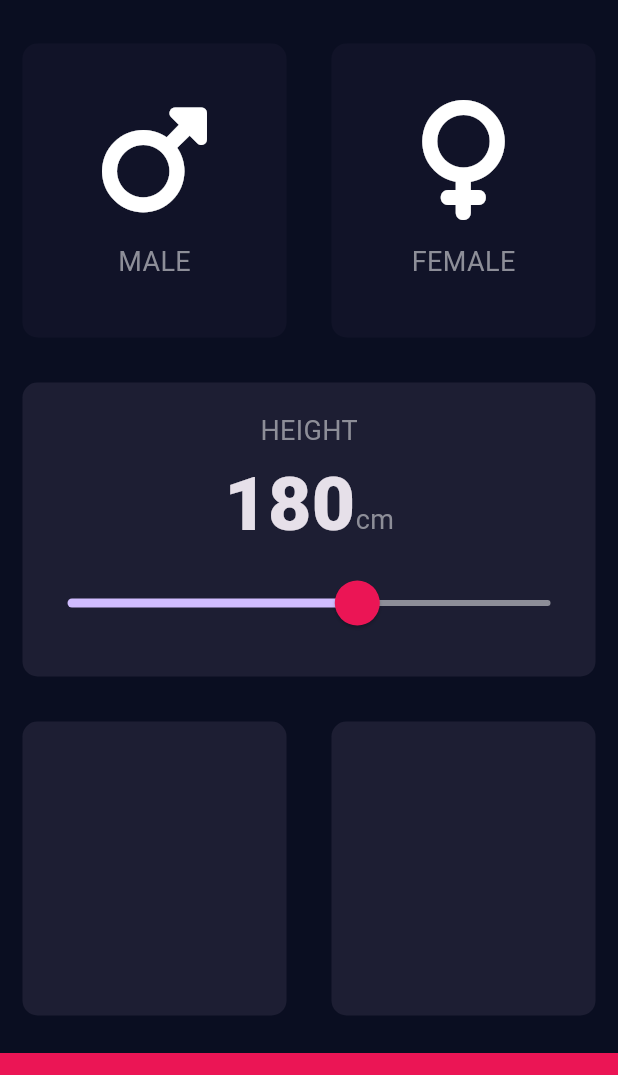
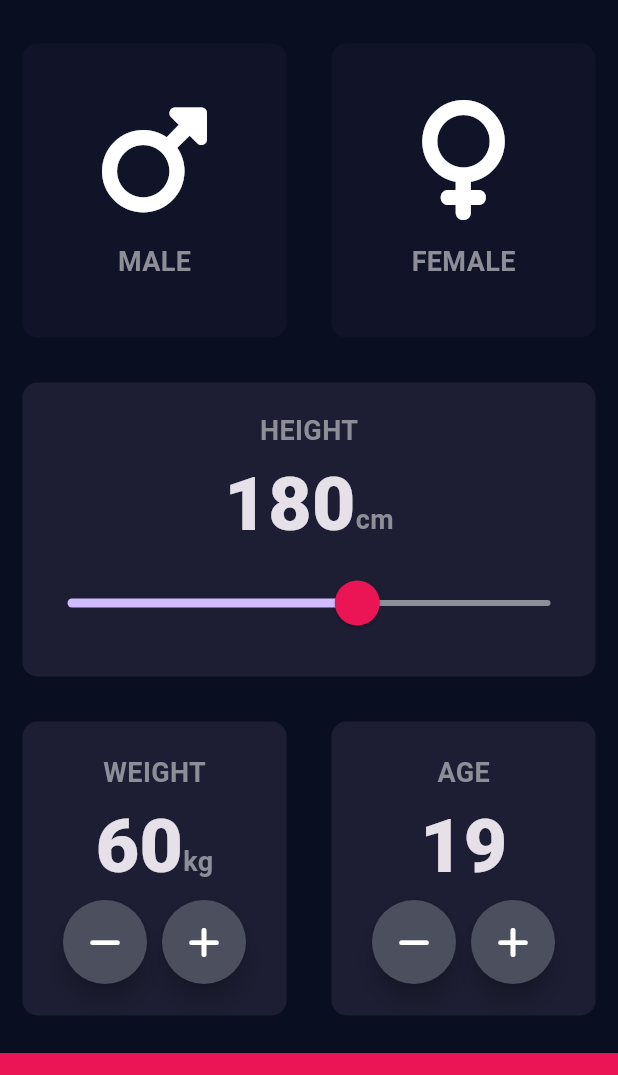
Before and after one commit to WinHtunOo29/BMI-Calculator, a Flutter app: the screen it shows after launch, on a phone screen of 412 x 824 dp, the part 63-1138 px from its top. Run offline on Flutter 3.47's test engine with Material 3 defaults, Android fonts, the phone set to English and light mode, and no system bars; our stand-ins replace font_awesome_flutter.

Commit message:
height and age function added

```diff
--- a/bmi_calculator/lib/helpers/constants.dart
+++ b/bmi_calculator/lib/helpers/constants.dart
@@ -4,10 +4,11 @@ const kBottomContainerHeight = 80.0;
 
 const kLabelTextStyle = TextStyle(
   fontSize: 18.0,
+  fontWeight: FontWeight.bold,
   color: Color(0xFF8D8E98),
 );
 
-const kHeightNumberStyle = TextStyle(
+const kNumberStyle = TextStyle(
   fontSize: 50.0,
   fontWeight: FontWeight.w900,
 );
--- /dev/null
+++ b/bmi_calculator/lib/reusable_widgets/round_icon_button.dart
@@ -0,0 +1,23 @@
+import 'package:flutter/material.dart';
+
+class RoundIconButton extends StatelessWidget {
+  const RoundIconButton({super.key, required this.icon, this.setWeight});
+
+  final IconData icon;
+  final VoidCallback? setWeight;
+
+  @override
+  Widget build(BuildContext context) {
+    return RawMaterialButton(
+      onPressed: setWeight,
+      elevation: 6.0,
+      constraints: const BoxConstraints.tightFor(
+        width: 56.0,
+        height: 56.0,
+      ),
+      shape: const CircleBorder(),
+      fillColor: const Color(0xFF4C4F5E),
+      child: Icon(icon),
+    );
+  }
+}
--- a/bmi_calculator/lib/views/input_page.dart
+++ b/bmi_calculator/lib/views/input_page.dart
@@ -1,5 +1,6 @@
 import 'package:bmi_calculator/helpers/app_colors.dart';
 import 'package:bmi_calculator/reusable_widgets/icon_content.dart';
+import 'package:bmi_calculator/reusable_widgets/round_icon_button.dart';
 import 'package:flutter/material.dart';
 import 'package:font_awesome_flutter/font_awesome_flutter.dart';
 import '../reusable_widgets/resuable_card.dart';
@@ -18,6 +19,8 @@ class InputPage extends StatefulWidget {
 class _InputPageState extends State<InputPage> {
   Gender? selectedGender;
   int height = 180;
+  int weight = 60;
+  int age = 19;
 
   @override
   Widget build(BuildContext context) {
@@ -79,7 +82,7 @@ class _InputPageState extends State<InputPage> {
                     children: [
                       Text(
                         height.toString(),
-                        style: kHeightNumberStyle,
+                        style: kNumberStyle,
                       ),
                       const Text(
                         'cm',
@@ -117,11 +120,96 @@ class _InputPageState extends State<InputPage> {
                 Expanded(
                   child: ResuableCard(
                     colour: appColors.activeCardBgColor(),
+                    cardChild: Column(
+                      mainAxisAlignment: MainAxisAlignment.center,
+                      children: [
+                        const Text(
+                          'WEIGHT',
+                          style: kLabelTextStyle,
+                        ),
+                        Row(
+                          mainAxisAlignment: MainAxisAlignment.center,
+                          crossAxisAlignment: CrossAxisAlignment.baseline,
+                          textBaseline: TextBaseline.alphabetic,
+                          children: [
+                            Text(
+                              weight.toString(),
+                              style: kNumberStyle,
+                            ),
+                            const Text(
+                              'kg',
+                              style: kLabelTextStyle,
+                            )
+                          ],
+                        ),
+                        Row(
+                          mainAxisAlignment: MainAxisAlignment.center,
+                          children: [
+                            RoundIconButton(
+                              setWeight: () {
+                                setState(() {
+                                  weight--;
+                                });
+                              },
+                              icon: FontAwesomeIcons.minus,
+                            ),
+                            const SizedBox(
+                              width: 10.0,
+                            ),
+                            RoundIconButton(
+                              setWeight: () {
+                                setState(() {
+                                  weight++;
+                                });
+                              },
+                              icon: FontAwesomeIcons.plus,
+                            ),
+                          ],
+                        ),
+                      ],
+                    ),
                   )
                 ),
                 Expanded(
                   child: ResuableCard(
                     colour: appColors.activeCardBgColor(),
+                    cardChild: Column(
+                      mainAxisAlignment: MainAxisAlignment.center,
+                      children: [
+                        const Text(
+                          'AGE',
+                          style: kLabelTextStyle,
+                        ),
+                        Text(
+                          age.toString(),
+                          style: kNumberStyle,
+                        ),
+                        Row(
+                          mainAxisAlignment: MainAxisAlignment.center,
+                          children: [
+                            RoundIconButton(
+                              setWeight: () {
+                                setState(() {
+                                  age--;
+                                });
+                              },
+                              icon: FontAwesomeIcons.minus,
+                            ),
+                            const SizedBox(
+                              width: 10.0,
+                            ),
+                            RoundIconButton(
+                              setWeight: () {
+                                setState(() {
+                                  age++;
+                                });
+                              },
+                              icon: FontAwesomeIcons.plus,
+                            ),
+                          ],
+                        ),
+                      ],
+                    ),
                   )
                 ),
               ],
```
